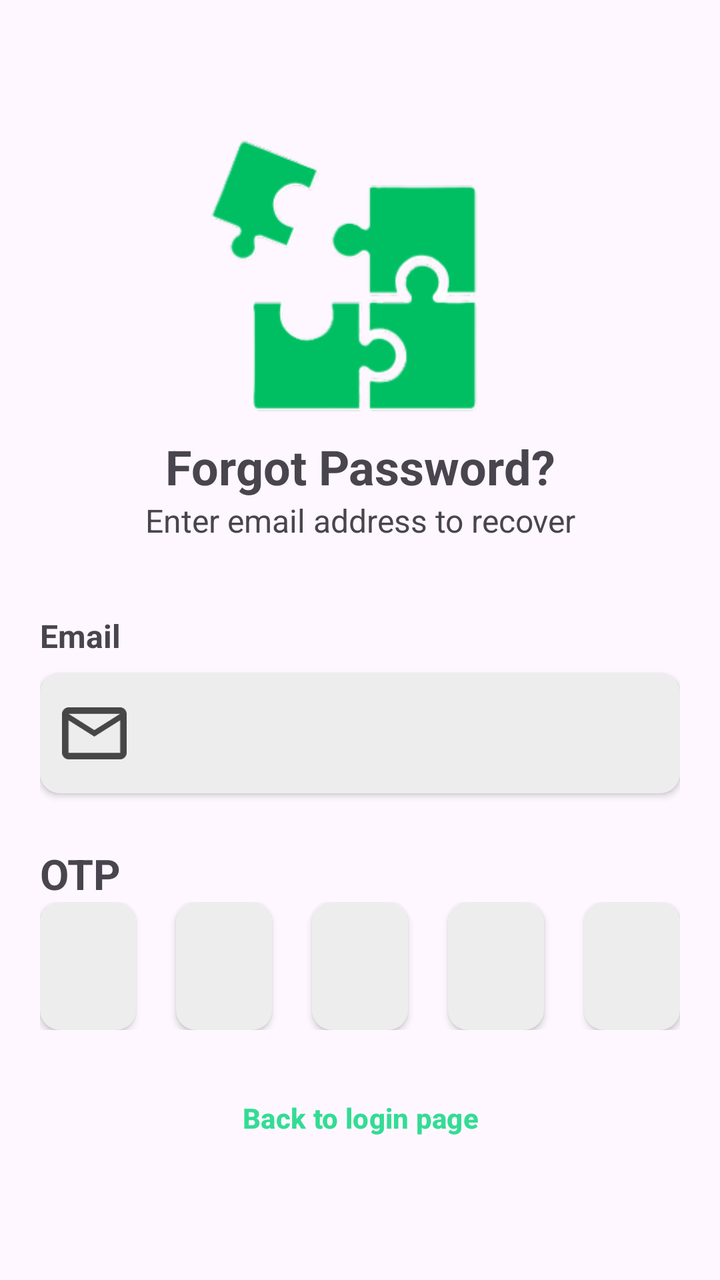
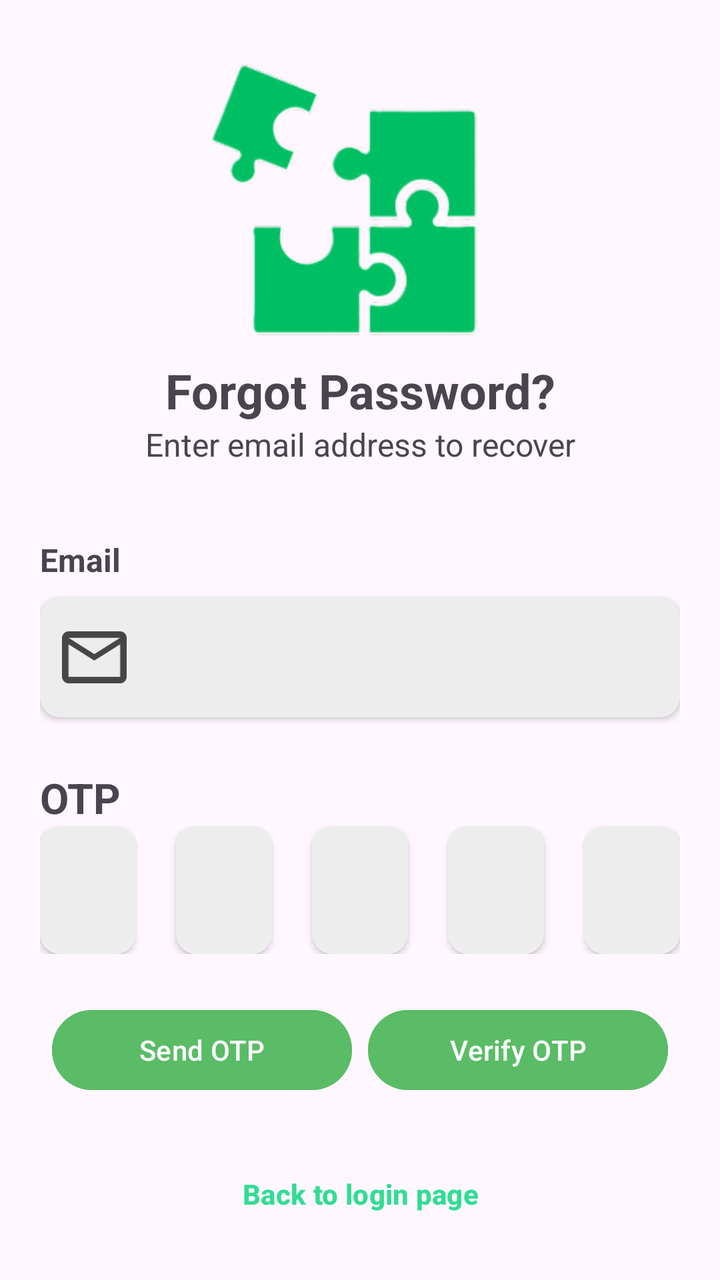

Two renders of the same Android screen: before a commit and after it. Below are the layout's source before the change and the commit's diff.
<!-- AndroidManifest.xml: application theme Theme.Syncly -->
<!-- res/layout/fragment_forgot_password.xml -->
<?xml version="1.0" encoding="utf-8"?>
<RelativeLayout xmlns:android="http://schemas.android.com/apk/res/android"
    xmlns:tools="http://schemas.android.com/tools"
    android:layout_width="match_parent"
    android:layout_height="match_parent"
    xmlns:app="http://schemas.android.com/apk/res-auto"
    android:orientation="vertical"
    tools:context=".fragments.ForgotPassword"
    android:gravity="center_vertical">

    <LinearLayout
        android:layout_width="match_parent"
        android:layout_height="wrap_content"
        android:orientation="vertical">

        <RelativeLayout
            android:layout_width="match_parent"
            android:layout_height="250dp"
            android:orientation="vertical">

            <ImageView
                android:id="@+id/syncly"
                android:layout_width="160dp"
                android:layout_height="160dp"
                android:src="@drawable/syncly"
                android:layout_centerHorizontal="true"
                />
            <TextView
                android:id="@+id/forgot"
                android:layout_below="@id/syncly"
                android:layout_width="match_parent"
                android:layout_height="wrap_content"
                android:gravity="center"
                android:text="Forgot Password?"
                android:textSize="24sp"
                android:textStyle="bold" />

            <TextView
                android:layout_below="@id/forgot"
                android:layout_width="match_parent"
                android:layout_height="wrap_content"
                android:gravity="center"
                android:text="Enter email address to recover"
                android:textSize="16sp" />

        </RelativeLayout>

        <LinearLayout
            android:layout_width="match_parent"
            android:layout_height="wrap_content"
            android:orientation="vertical"
            android:layout_marginHorizontal="20dp"
            >
            <TextView
                android:layout_width="wrap_content"
                android:layout_height="wrap_content"
                android:text="Email"
                android:textSize="16sp"
                android:textStyle="bold"
                android:layout_marginBottom="8dp"/>
            <androidx.cardview.widget.CardView
                android:layout_width="match_parent"
                android:layout_height="60dp"
                android:backgroundTint="@color/light_grey"
                app:cardCornerRadius="10dp"
                android:layout_marginBottom="16dp">
                <LinearLayout
                    android:layout_width="match_parent"
                    android:layout_height="match_parent"
                    android:orientation="horizontal"
                    android:gravity="center_vertical"
                    >
                    <ImageView
                        android:layout_width="0dp"
                        android:layout_height="26dp"
                        android:layout_weight="2"
                        android:src="@drawable/icon_email"
                        />
                    <EditText
                        android:layout_width="0dp"
                        android:layout_weight="9"
                        android:layout_height="match_parent"
                        android:background="@android:color/transparent"
                        android:layout_marginEnd="20dp"/>
                </LinearLayout>
            </androidx.cardview.widget.CardView>
        </LinearLayout>

        <TextView
            android:layout_width="wrap_content"
            android:layout_height="wrap_content"
            android:text="OTP"
            android:textSize="21sp"
            android:textStyle="bold"
            android:layout_marginHorizontal="20dp"
            android:layout_marginTop="10dp"/>

        <GridLayout
            android:layout_width="match_parent"
            android:layout_height="wrap_content"
            android:orientation="horizontal"
            android:layout_marginHorizontal="20dp"
            android:columnCount="5">

            <androidx.cardview.widget.CardView
                android:layout_width="0dp"
                android:layout_columnWeight="1"
                android:layout_height="64dp"
                android:backgroundTint="@color/light_grey"
                android:layout_marginEnd="10dp"
                app:cardCornerRadius="10dp">

                <EditText
                    android:layout_width="match_parent"
                    android:layout_height="match_parent"
                    android:background="@android:color/transparent"
                    android:textColor="@color/black"/>
            </androidx.cardview.widget.CardView>
            <androidx.cardview.widget.CardView
                android:layout_width="0dp"
                android:layout_columnWeight="1"
                android:layout_height="64dp"
                android:backgroundTint="@color/light_grey"
                android:layout_marginStart="10dp"
                android:layout_marginEnd="10dp"
                app:cardCornerRadius="10dp">

                <EditText
                    android:layout_width="match_parent"
                    android:layout_height="match_parent"
                    android:background="@android:color/transparent"
                    android:textColor="@color/black"/>
            </androidx.cardview.widget.CardView>
            <androidx.cardview.widget.CardView
                android:layout_width="0dp"
                android:layout_columnWeight="1"
                android:layout_height="64dp"
                android:backgroundTint="@color/light_grey"
                android:layout_marginStart="10dp"
                android:layout_marginEnd="10dp"
                app:cardCornerRadius="10dp">

                <EditText
                    android:layout_width="match_parent"
                    android:layout_height="match_parent"
                    android:background="@android:color/transparent"
                    android:textColor="@color/black"/>
            </androidx.cardview.widget.CardView>
            <androidx.cardview.widget.CardView
                android:layout_width="0dp"
                android:layout_columnWeight="1"
                android:layout_height="64dp"
                android:backgroundTint="@color/light_grey"
                android:layout_marginStart="10dp"
                android:layout_marginEnd="10dp"
                app:cardCornerRadius="10dp">

                <EditText
                    android:layout_width="match_parent"
                    android:layout_height="match_parent"
                    android:background="@android:color/transparent"
                    android:textColor="@color/black"/>
            </androidx.cardview.widget.CardView>
            <androidx.cardview.widget.CardView
                android:layout_width="0dp"
                android:layout_columnWeight="1"
                android:layout_height="64dp"
                android:backgroundTint="@color/light_grey"
                android:layout_marginStart="10dp"
                app:cardCornerRadius="10dp">

                <EditText
                    android:layout_width="match_parent"
                    android:layout_height="match_parent"
                    android:background="@android:color/transparent"
                    android:textColor="@color/black"/>
            </androidx.cardview.widget.CardView>

        </GridLayout>
        <LinearLayout
            android:layout_width="match_parent"
            android:layout_height="wrap_content"
            android:layout_marginTop="20dp"
            android:orientation="vertical">

            <Button
                android:id="@+id/backBtn"
                android:layout_width="wrap_content"
                android:layout_height="wrap_content"
                android:text="Back to login page"
                android:background="@android:color/transparent"
                android:textSize="14sp"
                android:textStyle="bold"
                android:textColor="@color/green"
                android:layout_gravity="center"/>

        </LinearLayout>
    </LinearLayout>



</RelativeLayout>
<!-- resources referenced by this layout -->
<resources>
  <color name="black">#FF000000</color>
  <color name="green">#33DC94</color>
  <color name="light_grey">#EDEDED</color>
  <!-- drawable icon_email (drawable) -->
  <vector xmlns:android="http://schemas.android.com/apk/res/android"
      android:width="26dp"
      android:height="21dp"
      android:viewportWidth="26"
      android:viewportHeight="21">
    <path
        android:pathData="M2.6,21C1.885,21 1.273,20.743 0.764,20.229C0.255,19.715 0,19.097 0,18.375V2.625C0,1.903 0.255,1.285 0.764,0.771C1.273,0.257 1.885,0 2.6,0H23.4C24.115,0 24.727,0.257 25.236,0.771C25.745,1.285 26,1.903 26,2.625V18.375C26,19.097 25.745,19.715 25.236,20.229C24.727,20.743 24.115,21 23.4,21H2.6ZM13,11.813L2.6,5.25V18.375H23.4V5.25L13,11.813ZM13,9.188L23.4,2.625H2.6L13,9.188ZM2.6,5.25V2.625V18.375V5.25Z"
        android:fillColor="#464646"/>
  </vector>
  <!-- drawable syncly: png bitmap (drawable, 17028 bytes) -->
  <style name="Theme.Syncly" parent="Base.Theme.Syncly" />
  <style name="Base.Theme.Syncly" parent="Theme.Material3.DayNight.NoActionBar">
          
          
      </style>
</resources>

<!-- the commit's change to res/layout/fragment_forgot_password.xml (unified diff, before → after) -->
@@ -77,6 +77,7 @@
                         android:src="@drawable/icon_email"
                         />
                     <EditText
+                        android:id="@+id/emailEt"
                         android:layout_width="0dp"
                         android:layout_weight="9"
                         android:layout_height="match_parent"
@@ -96,6 +97,7 @@
             android:layout_marginTop="10dp"/>
 
         <GridLayout
+            android:id="@+id/otpContainer"
             android:layout_width="match_parent"
             android:layout_height="wrap_content"
             android:orientation="horizontal"
@@ -111,72 +113,109 @@
                 app:cardCornerRadius="10dp">
 
                 <EditText
-                    android:layout_width="match_parent"
-                    android:layout_height="match_parent"
-                    android:background="@android:color/transparent"
-                    android:textColor="@color/black"/>
-            </androidx.cardview.widget.CardView>
-            <androidx.cardview.widget.CardView
-                android:layout_width="0dp"
-                android:layout_columnWeight="1"
-                android:layout_height="64dp"
-                android:backgroundTint="@color/light_grey"
-                android:layout_marginStart="10dp"
-                android:layout_marginEnd="10dp"
-                app:cardCornerRadius="10dp">
-
-                <EditText
-                    android:layout_width="match_parent"
-                    android:layout_height="match_parent"
-                    android:background="@android:color/transparent"
-                    android:textColor="@color/black"/>
-            </androidx.cardview.widget.CardView>
-            <androidx.cardview.widget.CardView
-                android:layout_width="0dp"
-                android:layout_columnWeight="1"
-                android:layout_height="64dp"
-                android:backgroundTint="@color/light_grey"
-                android:layout_marginStart="10dp"
-                android:layout_marginEnd="10dp"
-                app:cardCornerRadius="10dp">
-
-                <EditText
-                    android:layout_width="match_parent"
-                    android:layout_height="match_parent"
-                    android:background="@android:color/transparent"
-                    android:textColor="@color/black"/>
-            </androidx.cardview.widget.CardView>
-            <androidx.cardview.widget.CardView
-                android:layout_width="0dp"
-                android:layout_columnWeight="1"
-                android:layout_height="64dp"
-                android:backgroundTint="@color/light_grey"
-                android:layout_marginStart="10dp"
-                android:layout_marginEnd="10dp"
-                app:cardCornerRadius="10dp">
-
-                <EditText
-                    android:layout_width="match_parent"
-                    android:layout_height="match_parent"
-                    android:background="@android:color/transparent"
-                    android:textColor="@color/black"/>
-            </androidx.cardview.widget.CardView>
-            <androidx.cardview.widget.CardView
-                android:layout_width="0dp"
-                android:layout_columnWeight="1"
-                android:layout_height="64dp"
-                android:backgroundTint="@color/light_grey"
-                android:layout_marginStart="10dp"
-                app:cardCornerRadius="10dp">
-
-                <EditText
-                    android:layout_width="match_parent"
-                    android:layout_height="match_parent"
-                    android:background="@android:color/transparent"
-                    android:textColor="@color/black"/>
+                    android:id="@+id/otp1"
+                    android:layout_width="match_parent"
+                    android:layout_height="match_parent"
+                    android:background="@android:color/transparent"
+                    android:textColor="@color/black"
+                    android:gravity="center"/>
+            </androidx.cardview.widget.CardView>
+            <androidx.cardview.widget.CardView
+                android:layout_width="0dp"
+                android:layout_columnWeight="1"
+                android:layout_height="64dp"
+                android:backgroundTint="@color/light_grey"
+                android:layout_marginStart="10dp"
+                android:layout_marginEnd="10dp"
+                app:cardCornerRadius="10dp">
+
+                <EditText
+                    android:id="@+id/otp2"
+                    android:layout_width="match_parent"
+                    android:layout_height="match_parent"
+                    android:background="@android:color/transparent"
+                    android:textColor="@color/black"
+                    android:gravity="center"/>
+            </androidx.cardview.widget.CardView>
+            <androidx.cardview.widget.CardView
+                android:layout_width="0dp"
+                android:layout_columnWeight="1"
+                android:layout_height="64dp"
+                android:backgroundTint="@color/light_grey"
+                android:layout_marginStart="10dp"
+                android:layout_marginEnd="10dp"
+                app:cardCornerRadius="10dp">
+
+                <EditText
+                    android:id="@+id/otp3"
+                    android:layout_width="match_parent"
+                    android:layout_height="match_parent"
+                    android:background="@android:color/transparent"
+                    android:textColor="@color/black"
+                    android:gravity="center"/>
+            </androidx.cardview.widget.CardView>
+            <androidx.cardview.widget.CardView
+                android:layout_width="0dp"
+                android:layout_columnWeight="1"
+                android:layout_height="64dp"
+                android:backgroundTint="@color/light_grey"
+                android:layout_marginStart="10dp"
+                android:layout_marginEnd="10dp"
+                app:cardCornerRadius="10dp">
+
+                <EditText
+                    android:id="@+id/otp4"
+                    android:layout_width="match_parent"
+                    android:layout_height="match_parent"
+                    android:background="@android:color/transparent"
+                    android:textColor="@color/black"
+                    android:gravity="center"/>
+            </androidx.cardview.widget.CardView>
+            <androidx.cardview.widget.CardView
+                android:layout_width="0dp"
+                android:layout_columnWeight="1"
+                android:layout_height="64dp"
+                android:backgroundTint="@color/light_grey"
+                android:layout_marginStart="10dp"
+                app:cardCornerRadius="10dp">
+
+                <EditText
+                    android:id="@+id/otp5"
+                    android:layout_width="match_parent"
+                    android:layout_height="match_parent"
+                    android:background="@android:color/transparent"
+                    android:textColor="@color/black"
+                    android:gravity="center"/>
             </androidx.cardview.widget.CardView>
 
         </GridLayout>
+
+        <GridLayout
+            android:layout_width="wrap_content"
+            android:layout_height="wrap_content"
+            android:columnCount="2"
+            android:layout_gravity="center"
+            android:alignmentMode="alignMargins"
+            android:useDefaultMargins="true"
+            android:layout_marginTop="20dp">
+
+            <Button
+                android:id="@+id/sendOtpBtn"
+                android:layout_width="150dp"
+                android:layout_height="wrap_content"
+                android:text="Send OTP"
+                android:textColor="@color/white"
+                android:backgroundTint="@color/card_green"/>
+
+            <Button
+                android:id="@+id/verifyOtpBtn"
+                android:layout_width="150dp"
+                android:layout_height="wrap_content"
+                android:text="Verify OTP"
+                android:textColor="@color/white"
+                android:backgroundTint="@color/card_green"/>
+        </GridLayout>
+
         <LinearLayout
             android:layout_width="match_parent"
             android:layout_height="wrap_content"
<!-- resource entries referenced after the edit -->
@@ -1,8 +1,10 @@
 <!-- resources referenced by this layout -->
 <resources>
   <color name="black">#FF000000</color>
+  <color name="card_green">#5ABC66</color>
   <color name="green">#33DC94</color>
   <color name="light_grey">#EDEDED</color>
+  <color name="white">#FFFFFFFF</color>
   <!-- drawable icon_email (drawable) -->
   <vector xmlns:android="http://schemas.android.com/apk/res/android"
       android:width="26dp"
